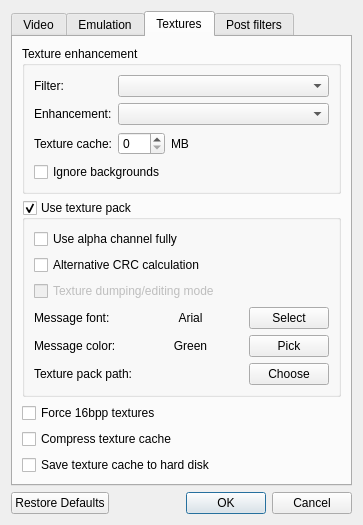
This is GLidenUI/configDialog.ui in gonetz/GLideN64 as Qt 5 draws it before an edit. The edited form follows.
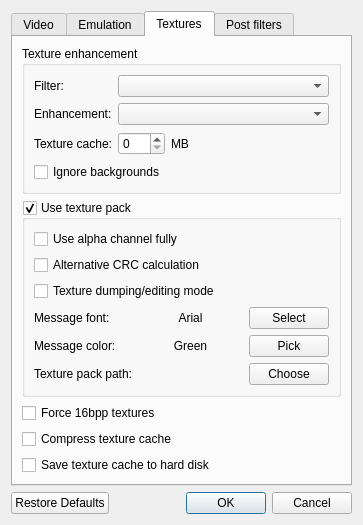
This is the edited form. The open tabs and pages were chosen to show the change. Icons and pictures are not drawn.

```diff
--- a/GLidenUI/configDialog.ui
+++ b/GLidenUI/configDialog.ui
@@ -888,7 +888,7 @@
           <item>
            <widget class="QCheckBox" name="textureDumpCheckBox">
             <property name="enabled">
-             <bool>false</bool>
+             <bool>true</bool>
             </property>
             <property name="toolTip">
              <string>&lt;html&gt;&lt;head/&gt;&lt;body&gt;&lt;p&gt;&lt;span style=&quot; font-weight:600;&quot;&gt;Texture dumping mode:&lt;/span&gt;&lt;/p&gt;&lt;p&gt;In this mode, you have that ability to dump textures on screen to the appropriate folder. You can also reload textures while the game is running to see how they look instantly - big time saver!&lt;/p&gt;&lt;p&gt;Hotkeys: &lt;span style=&quot; font-weight:600;&quot;&gt;R&lt;/span&gt; reloads hires textures from the texture pack - &lt;span style=&quot; font-weight:600;&quot;&gt;D&lt;/span&gt; toggles texture dumps on/off.&lt;/p&gt;&lt;/body&gt;&lt;/html&gt;</string>
```
Left out of the diff: 4 changed lines with no effect on the pictures.
